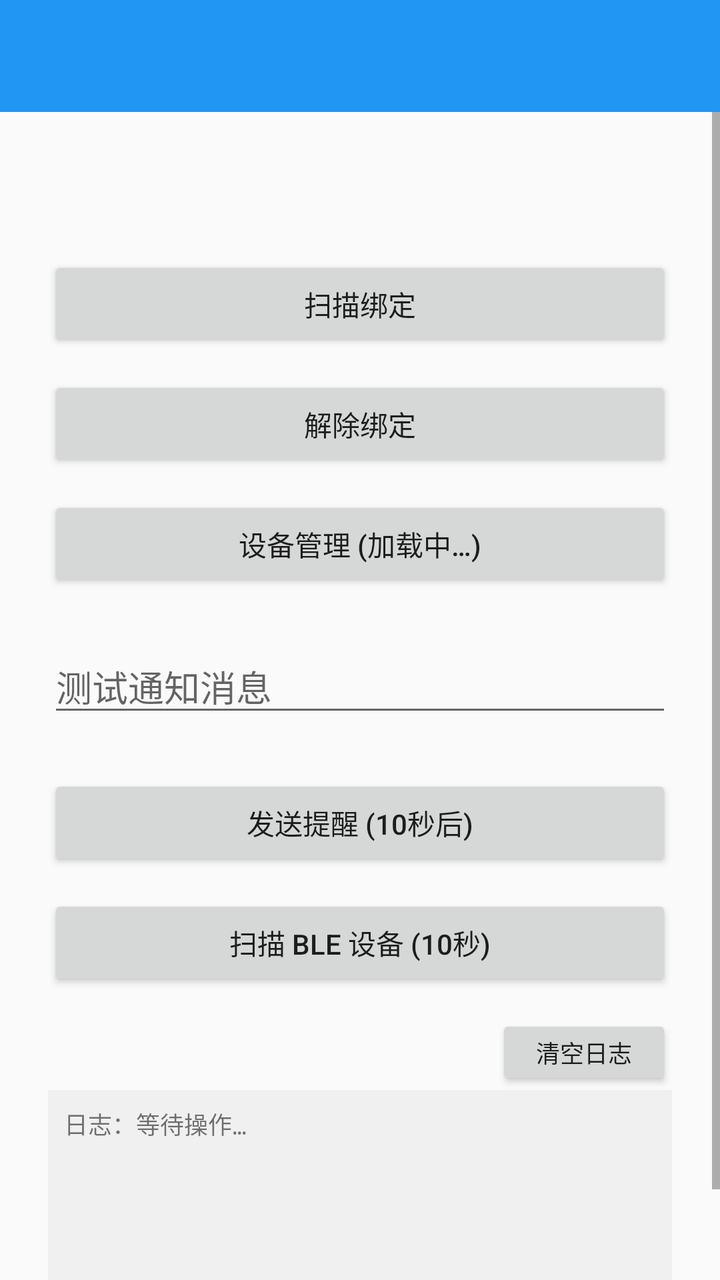
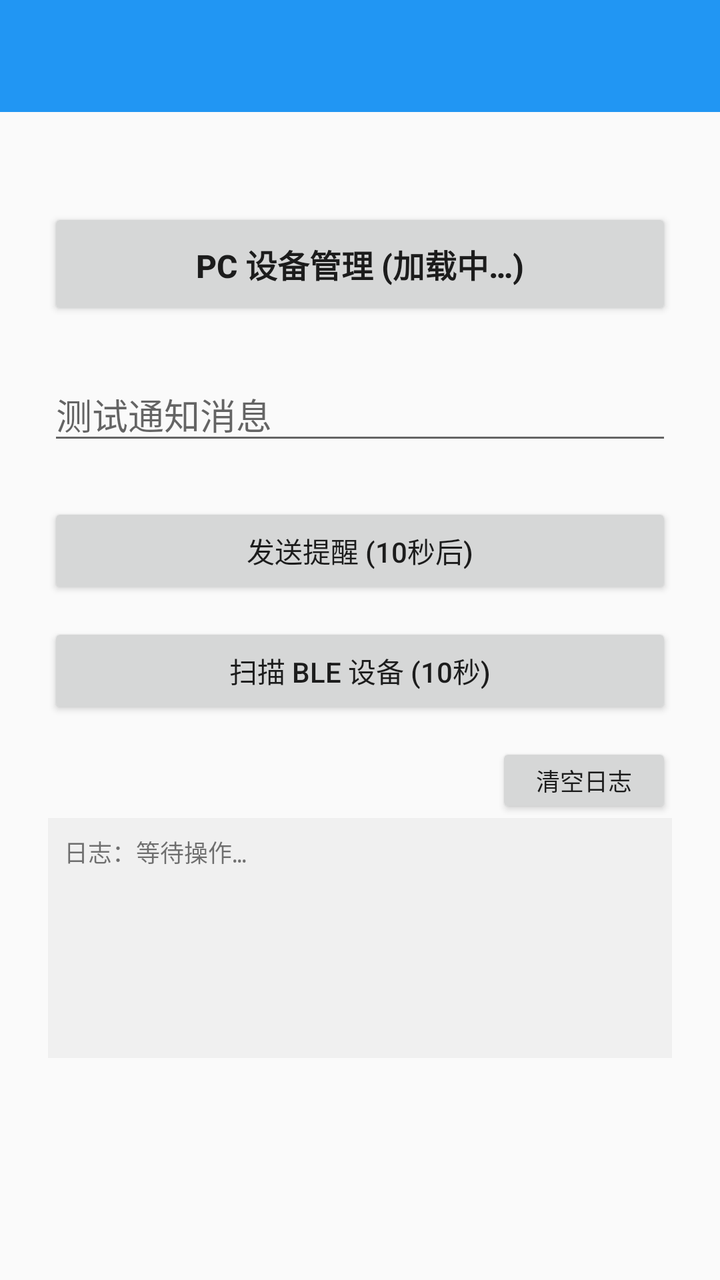

An Android layout rendered at two revisions. The XML below is the earlier revision; the diff shows what the commit changed to produce the second picture.
<!-- AndroidManifest.xml: application theme Theme.Demo -->
<!-- res/layout/activity_main.xml -->
<?xml version="1.0" encoding="utf-8"?>
<LinearLayout xmlns:android="http://schemas.android.com/apk/res/android"
    xmlns:app="http://schemas.android.com/apk/res-auto"
    android:layout_width="match_parent"
    android:layout_height="match_parent"
    android:orientation="vertical">

    <FrameLayout
        android:id="@+id/app_bar"
        android:layout_width="match_parent"
        android:layout_height="wrap_content"
        android:background="?attr/colorPrimary">

        <androidx.appcompat.widget.Toolbar
            android:id="@+id/toolbar"
            android:layout_width="match_parent"
            android:layout_height="?attr/actionBarSize"
            android:theme="@style/ThemeOverlay.AppCompat.Dark.ActionBar"
            app:titleTextColor="@android:color/white" />

    </FrameLayout>

    <ScrollView
        android:layout_width="match_parent"
        android:layout_height="0dp"
        android:layout_weight="1"
        android:fillViewport="true">

        <LinearLayout
            android:layout_width="match_parent"
            android:layout_height="wrap_content"
            android:gravity="center_horizontal"
            android:orientation="vertical"
            android:padding="24dp">

            <Space
                android:layout_width="match_parent"
                android:layout_height="48dp" />

            <Button
                android:id="@+id/btn_scan_pair"
                android:layout_width="match_parent"
                android:layout_height="wrap_content"
                android:text="@string/s_scan_pair" />

            <Space
                android:layout_width="match_parent"
                android:layout_height="12dp" />

            <Button
                android:id="@+id/btn_unpair"
                android:layout_width="match_parent"
                android:layout_height="wrap_content"
                android:text="@string/s_unpair" />

            <Space
                android:layout_width="match_parent"
                android:layout_height="12dp" />

            <Button
                android:id="@+id/btn_device_manager"
                android:layout_width="match_parent"
                android:layout_height="wrap_content"
                android:text="设备管理 (加载中…)" />



            <Space
                android:layout_width="match_parent"
                android:layout_height="24dp" />

            <EditText
                android:id="@+id/et_message"
                android:layout_width="match_parent"
                android:layout_height="wrap_content"
                android:hint="@string/s_default_text"
                android:inputType="text" />

            <Space
                android:layout_width="match_parent"
                android:layout_height="24dp" />

            <Button
                android:id="@+id/btn_send"
                android:layout_width="match_parent"
                android:layout_height="wrap_content"
                android:text="@string/s_send_reminder" />

            <Space
                android:layout_width="match_parent"
                android:layout_height="12dp" />

            <Button
                android:id="@+id/btn_scan_only"
                android:layout_width="match_parent"
                android:layout_height="wrap_content"
                android:text="扫描 BLE 设备 (10秒)" />

            <Space
                android:layout_width="match_parent"
                android:layout_height="12dp" />

            <LinearLayout
                android:layout_width="match_parent"
                android:layout_height="wrap_content"
                android:orientation="horizontal">

                <Space
                    android:layout_width="0dp"
                    android:layout_height="wrap_content"
                    android:layout_weight="1" />

                <Button
                    android:id="@+id/btn_clear_log"
                    android:layout_width="wrap_content"
                    android:layout_height="wrap_content"
                    android:text="@string/s_clear_log"
                    android:minHeight="32dp"
                    android:textSize="12sp" />

            </LinearLayout>

            <ScrollView
                android:layout_width="match_parent"
                android:layout_height="120dp"
                android:background="#F0F0F0"
                android:padding="8dp">

                <TextView
                    android:id="@+id/tv_log"
                    android:layout_width="match_parent"
                    android:layout_height="wrap_content"
                    android:fontFamily="monospace"
                    android:textIsSelectable="true"
                    android:textSize="12sp"
                    android:text="日志：等待操作…" />

            </ScrollView>

        </LinearLayout>
    </ScrollView>
</LinearLayout>
<!-- resources referenced by this layout -->
<resources>
  <string name="s_clear_log">清空日志</string>
  <string name="s_default_text">测试通知消息</string>
  <string name="s_scan_pair">扫描绑定</string>
  <string name="s_send_reminder">发送提醒 (10秒后)</string>
  <string name="s_unpair">解除绑定</string>
  <style name="Theme.Demo" parent="Theme.AppCompat.Light.NoActionBar">
          <item name="colorPrimary">@color/color_primary</item>
          <item name="colorPrimaryDark">@color/color_primary_dark</item>
          <item name="colorAccent">@color/color_accent</item>
      </style>
  <color name="color_primary">#2196F3</color>
  <color name="color_primary_dark">#1976D2</color>
  <color name="color_accent">#FF9800</color>
</resources>

<!-- the commit's change to res/layout/activity_main.xml (unified diff, before → after) -->
@@ -35,33 +35,16 @@
 
             <Space
                 android:layout_width="match_parent"
-                android:layout_height="48dp" />
-
-            <Button
-                android:id="@+id/btn_scan_pair"
-                android:layout_width="match_parent"
-                android:layout_height="wrap_content"
-                android:text="@string/s_scan_pair" />
-
-            <Space
-                android:layout_width="match_parent"
-                android:layout_height="12dp" />
-
-            <Button
-                android:id="@+id/btn_unpair"
-                android:layout_width="match_parent"
-                android:layout_height="wrap_content"
-                android:text="@string/s_unpair" />
-
-            <Space
-                android:layout_width="match_parent"
-                android:layout_height="12dp" />
+                android:layout_height="24dp" />
 
             <Button
                 android:id="@+id/btn_device_manager"
                 android:layout_width="match_parent"
-                android:layout_height="wrap_content"
-                android:text="设备管理 (加载中…)" />
+                android:layout_height="56dp"
+                android:textSize="16sp"
+                android:textStyle="bold"
+                android:text="PC 设备管理 (加载中…)" />
+
 
 
 
<!-- resource entries referenced after the edit -->
@@ -2,9 +2,7 @@
 <resources>
   <string name="s_clear_log">清空日志</string>
   <string name="s_default_text">测试通知消息</string>
-  <string name="s_scan_pair">扫描绑定</string>
   <string name="s_send_reminder">发送提醒 (10秒后)</string>
-  <string name="s_unpair">解除绑定</string>
   <style name="Theme.Demo" parent="Theme.AppCompat.Light.NoActionBar">
           <item name="colorPrimary">@color/color_primary</item>
           <item name="colorPrimaryDark">@color/color_primary_dark</item>
